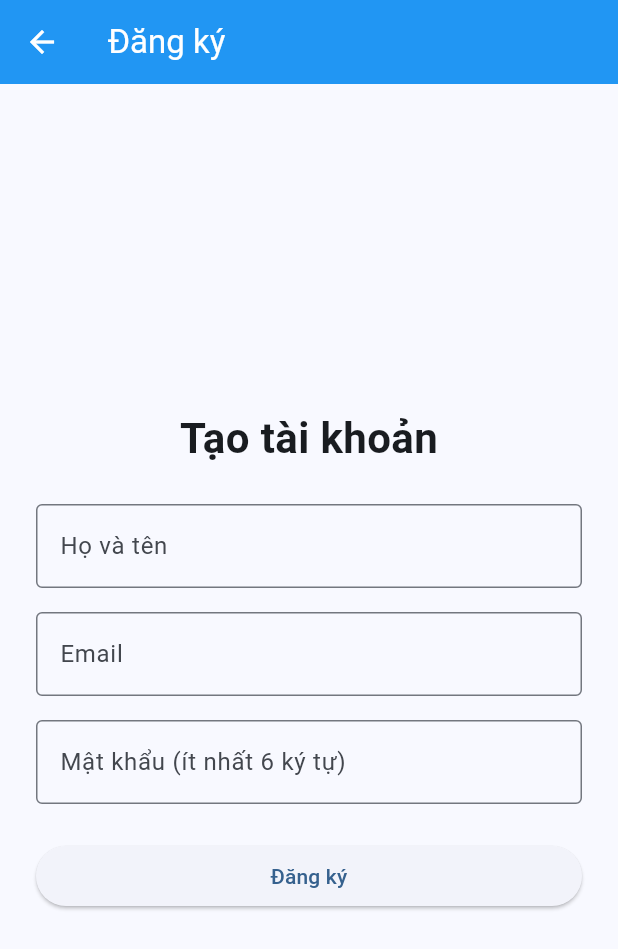
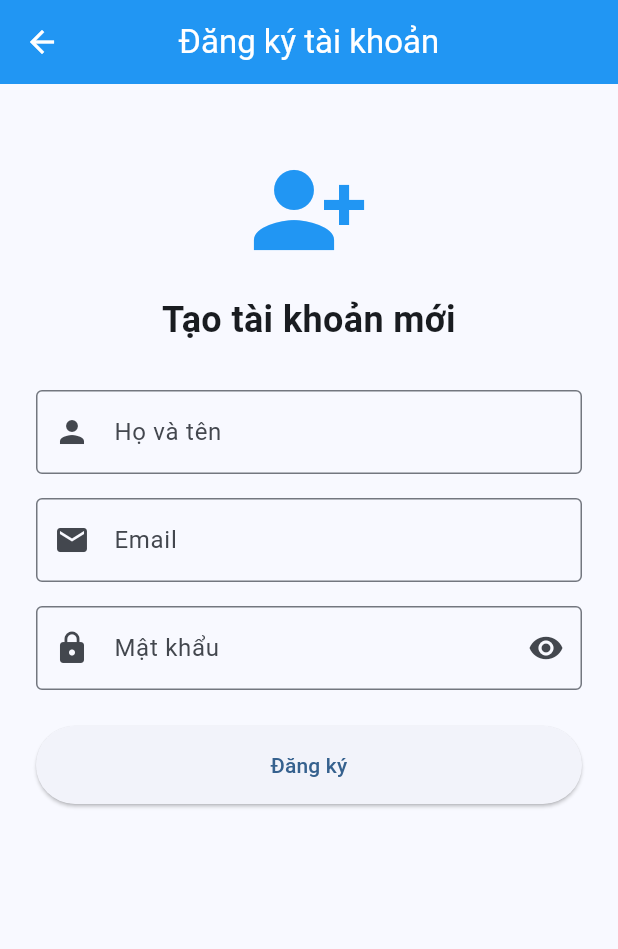
Before and after one commit to ptqnhukhmt2411051-alt/Case_Study_2_Task_Manager, a Flutter app: the RegisterScreen screen opened directly, on a phone screen of 412 x 824 dp. Shown: the top 949 px of the screen. Run offline on Flutter 3.47's test engine with Material 3 defaults, Android fonts, the phone set to English and light mode, and no system bars; our stand-ins replace shared_preferences; accounts and stored records are empty.

Commit message:
Hoan thanh chuc nang Dangky

```diff
--- a/lib/register_screen.dart
+++ b/lib/register_screen.dart
@@ -16,6 +16,7 @@ class _RegisterScreenState extends State<RegisterScreen> {
   final authService = AuthService();
 
   bool loading = false;
+  bool hidePassword = true;
 
   @override
   void dispose() {
@@ -26,19 +27,39 @@ class _RegisterScreenState extends State<RegisterScreen> {
   }
 
   Future<void> handleRegister() async {
+    final name = nameController.text.trim();
+    final email = emailController.text.trim();
+    final password = passwordController.text;
+
+    if (name.isEmpty || email.isEmpty || password.isEmpty) {
+      ScaffoldMessenger.of(context).showSnackBar(
+        const SnackBar(content: Text('Vui lòng nhập đầy đủ thông tin')),
+      );
+      return;
+    }
+
+    if (password.length < 6) {
+      ScaffoldMessenger.of(context).showSnackBar(
+        const SnackBar(content: Text('Mật khẩu phải có ít nhất 6 ký tự')),
+      );
+      return;
+    }
+
     setState(() => loading = true);
 
     try {
       final result = await authService.register(
-        name: nameController.text.trim(),
-        email: emailController.text.trim(),
-        password: passwordController.text,
+        name: name,
+        email: email,
+        password: password,
       );
 
       if (!mounted) return;
 
       ScaffoldMessenger.of(context).showSnackBar(
-        SnackBar(content: Text(result['message'] ?? 'Dang ky thanh cong')),
+        SnackBar(
+          content: Text(result['message'] ?? 'Đăng ký thành công'),
+        ),
       );
 
       Navigator.pop(context);
@@ -46,7 +67,9 @@ class _RegisterScreenState extends State<RegisterScreen> {
       if (!mounted) return;
 
       ScaffoldMessenger.of(context).showSnackBar(
-        SnackBar(content: Text(e.toString().replaceFirst('Exception: ', ''))),
+        SnackBar(
+          content: Text(e.toString().replaceFirst('Exception: ', '')),
+        ),
       );
     } finally {
       if (mounted) setState(() => loading = false);
@@ -56,23 +79,36 @@ class _RegisterScreenState extends State<RegisterScreen> {
   @override
   Widget build(BuildContext context) {
     return Scaffold(
-      appBar: AppBar(title: const Text('Đăng ký')),
-      body: Center(
-        child: SingleChildScrollView(
+      appBar: AppBar(
+        title: const Text('Đăng ký tài khoản'),
+        centerTitle: true,
+      ),
+      body: SingleChildScrollView(
         padding: const EdgeInsets.all(24),
         child: Column(
           crossAxisAlignment: CrossAxisAlignment.stretch,
           children: [
+            const SizedBox(height: 20),
+            const Icon(
+              Icons.person_add_alt_1,
+              size: 80,
+              color: Colors.blue,
+            ),
+            const SizedBox(height: 16),
             const Text(
-                'Tạo tài khoản',
+              'Tạo tài khoản mới',
               textAlign: TextAlign.center,
-                style: TextStyle(fontSize: 28, fontWeight: FontWeight.bold),
+              style: TextStyle(
+                fontSize: 24,
+                fontWeight: FontWeight.bold,
               ),
-              const SizedBox(height: 24),
+            ),
+            const SizedBox(height: 30),
             TextField(
               controller: nameController,
               decoration: const InputDecoration(
                 labelText: 'Họ và tên',
+                prefixIcon: Icon(Icons.person),
                 border: OutlineInputBorder(),
               ),
             ),
@@ -82,25 +118,41 @@ class _RegisterScreenState extends State<RegisterScreen> {
               keyboardType: TextInputType.emailAddress,
               decoration: const InputDecoration(
                 labelText: 'Email',
+                prefixIcon: Icon(Icons.email),
                 border: OutlineInputBorder(),
               ),
             ),
             const SizedBox(height: 16),
             TextField(
               controller: passwordController,
-                obscureText: true,
-                decoration: const InputDecoration(
-                  labelText: 'Mật khẩu (ít nhất 6 ký tự)',
-                  border: OutlineInputBorder(),
+              obscureText: hidePassword,
+              decoration: InputDecoration(
+                labelText: 'Mật khẩu',
+                prefixIcon: const Icon(Icons.lock),
+                border: const OutlineInputBorder(),
+                suffixIcon: IconButton(
+                  icon: Icon(
+                    hidePassword
+                        ? Icons.visibility
+                        : Icons.visibility_off,
+                  ),
+                  onPressed: () {
+                    setState(() => hidePassword = !hidePassword);
+                  },
+                ),
               ),
             ),
             const SizedBox(height: 24),
             ElevatedButton(
               onPressed: loading ? null : handleRegister,
-                child: Text(loading ? 'Đang đăng ký...' : 'Đăng ký'),
+              style: ElevatedButton.styleFrom(
+                padding: const EdgeInsets.symmetric(vertical: 16),
+              ),
+              child: loading
+                  ? const CircularProgressIndicator()
+                  : const Text('Đăng ký'),
             ),
           ],
-          ),
         ),
       ),
     );
--- a/pubspec.yaml
+++ b/pubspec.yaml
@@ -35,6 +35,7 @@ dependencies:
   # Use with the CupertinoIcons class for iOS style icons.
   cupertino_icons: ^1.0.8
   http: ^1.6.0
+  shared_preferences: ^2.5.6
 
 dev_dependencies:
   flutter_test:
```
Also changed, not shown: pubspec.lock, 1 other file. Lines whose indentation alone changed are shown as unchanged.
